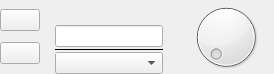
This is gui/ui/spinbox_a.ui in analogdevicesinc/scopy as Qt 5 draws it before an edit. The edited form follows.
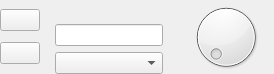
This is the edited form. Custom widgets are drawn as their Qt base class.

```diff
--- a/gui/ui/spinbox_a.ui
+++ b/gui/ui/spinbox_a.ui
@@ -83,7 +83,7 @@
    <item>
     <layout class="QVBoxLayout" name="verticalLayout_2">
      <property name="spacing">
-      <number>0</number>
+      <number>6</number>
      </property>
      <item>
       <widget class="QLabel" name="SBA_Label">
@@ -102,28 +102,6 @@
        </property>
       </widget>
      </item>
-     <item>
-      <widget class="QFrame" name="SBA_Line">
-       <property name="minimumSize">
-        <size>
-         <width>0</width>
-         <height>5</height>
-        </size>
-       </property>
-       <property name="maximumSize">
-        <size>
-         <width>16777215</width>
-         <height>5</height>
-        </size>
-       </property>
-       <property name="frameShape">
-        <enum>QFrame::HLine</enum>
-       </property>
-       <property name="frameShadow">
-        <enum>QFrame::Plain</enum>
-       </property>
-      </widget>
-     </item>
      <item>
       <widget class="QComboBox" name="SBA_Combobox"/>
      </item>
```
